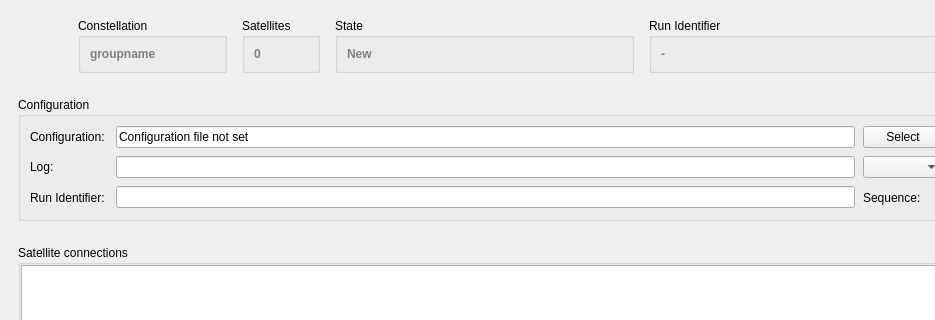
First picture: the form in cxx/controllers/MissionControl/MissionControl.ui, repository constellation-daq/Constellation, before the edit; both pictures show x 0 to 935 and y 0 to 320 of the 1280 by 720 pixel window.
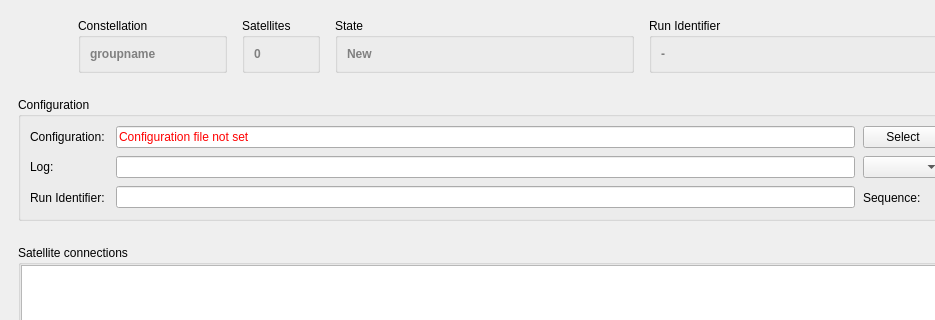
Second picture: the form after the edit. Icons and pictures are not drawn. Custom widgets are drawn as their Qt base class.

Commit message: cxx/mc: check if file exists for button, add coloring of text

```diff
--- a/cxx/controllers/MissionControl/MissionControl.ui
+++ b/cxx/controllers/MissionControl/MissionControl.ui
@@ -338,6 +338,9 @@
             <property name="whatsThis">
              <string extracomment="Configuration file - directly editable or through file dialog."/>
             </property>
+            <property name="styleSheet">
+             <string notr="true">color:red</string>
+            </property>
             <property name="text">
              <string>Configuration file not set</string>
             </property>
```
The commit also changes 1 other file.
